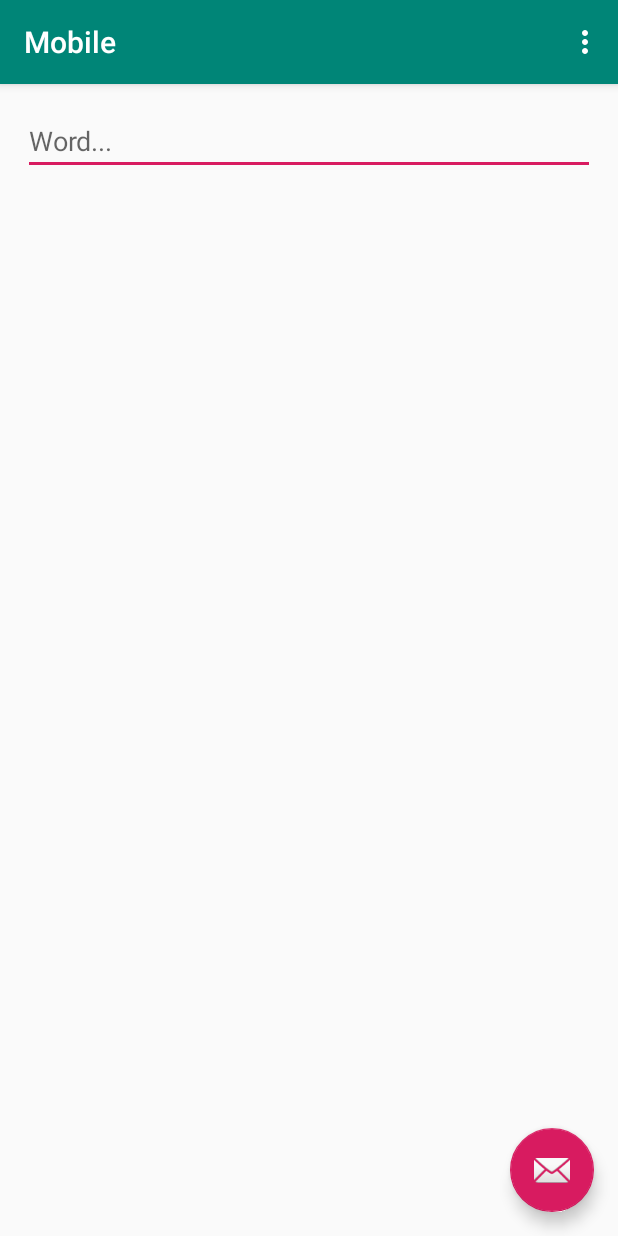
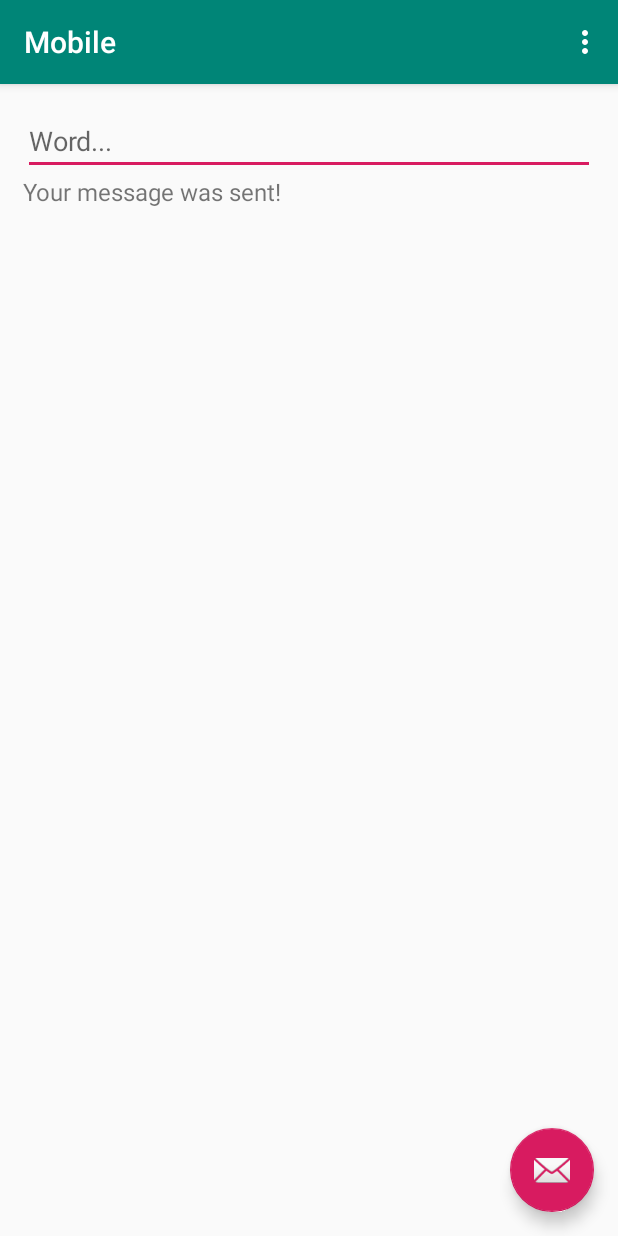
Before and after one commit to onurkinay/IoTMessenger, an Android app: the screen it shows after launch (MainActivity), after a tap on an icon or button, on a phone screen of 412 x 824 dp. Run offline under Robolectric (Android 15) with nearby library versions, the phone set to English and light mode, and no system bars; libraries missing offline, so code that uses them is left out: com.microsoft.azure; 4 statements that could not run were skipped.

Commit message:
fixed some bugs and added status

```diff
--- a/Mobile/app/src/main/java/tr/com/onurkinay/mobile/MainActivity.kt
+++ b/Mobile/app/src/main/java/tr/com/onurkinay/mobile/MainActivity.kt
@@ -91,10 +91,10 @@ class MainActivity : AppCompatActivity() {
 
         try {
             val random = Random()
-            sendMessage = Message("{ \"mes\":\"{$value}\", \"id\": "+ random.nextInt(5000) + 1 +" }")
+            sendMessage = Message("{ \"mes\":\""+value+"\", \"id\": "+ random.nextInt(5000) + 1 +" }")
             sendMessage.setMessageId(java.util.UUID.randomUUID().toString())
             println(value)
-
+            txtStatus.text = "Your message was sent!"
             val eventCallback = EventCallback()
             client.sendEventAsync(sendMessage, eventCallback, 1)
         } catch (e: Exception) {
--- a/Mobile/app/src/main/res/layout/content_main.xml
+++ b/Mobile/app/src/main/res/layout/content_main.xml
@@ -19,9 +19,12 @@
                 android:layout_width="match_parent"
                 android:layout_height="match_parent"
                 android:padding="15dp"
-                android:rowCount="3">
+                android:rowCount="3" android:columnCount="2">
 
             <EditText
+
+                    android:layout_width="match_parent"
+                    android:layout_height="wrap_content"
                     android:id="@+id/textMessage"
                     android:hint="Word..."
                     android:layout_row="0"
@@ -29,8 +32,20 @@
                     android:spinnerMode="dropdown"
                     android:drawSelectorOnTop="true"
                     android:inputType="textAutoComplete"
-                    android:layout_width="match_parent">
+                    >
             </EditText>
+
+
+            <TextView
+                    android:id="@+id/txtStatus"
+                    android:layout_width="wrap_content"
+                    android:layout_height="wrap_content"
+                    android:layout_row="1"
+
+                    android:layout_column="0"
+
+                    android:text="Type"
+                    android:textSize="16sp" />
 
         </GridLayout>
 
```
